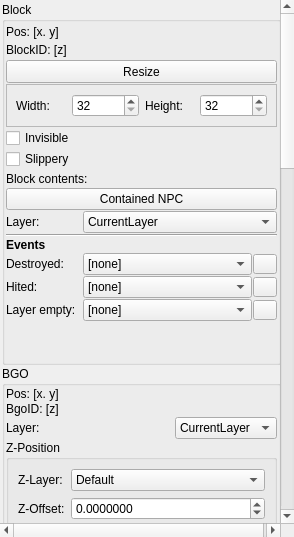
This is Editor/main_window/dock/lvl_item_properties.ui in WohlSoft/Moondust-Project as Qt 5 draws it before an edit. The edited form follows.
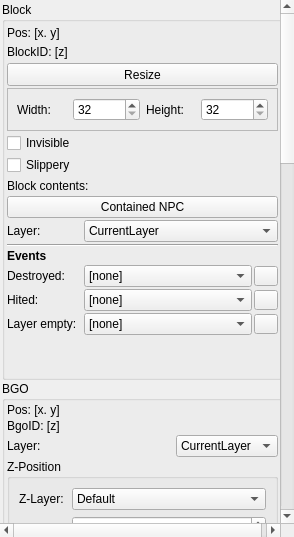
This is the edited form. Icons and pictures are not drawn. Custom widgets are drawn as their Qt base class.

What changed in the file:
```diff
--- a/Editor/main_window/dock/lvl_item_properties.ui
+++ b/Editor/main_window/dock/lvl_item_properties.ui
@@ -94,19 +94,19 @@
             <enum>QLayout::SetMinimumSize</enum>
            </property>
            <property name="leftMargin">
-            <number>1</number>
+            <number>2</number>
            </property>
            <property name="topMargin">
-            <number>1</number>
+            <number>2</number>
            </property>
            <property name="rightMargin">
-            <number>1</number>
+            <number>2</number>
            </property>
            <property name="bottomMargin">
-            <number>1</number>
+            <number>2</number>
            </property>
            <property name="spacing">
-            <number>1</number>
+            <number>2</number>
            </property>
            <item row="4" column="0" colspan="2">
             <widget class="QCheckBox" name="PROPS_BlockInvis">
@@ -487,19 +487,19 @@
             <enum>QLayout::SetMinimumSize</enum>
            </property>
            <property name="leftMargin">
-            <number>1</number>
+            <number>2</number>
            </property>
            <property name="topMargin">
-            <number>1</number>
+            <number>2</number>
            </property>
            <property name="rightMargin">
-            <number>1</number>
+            <number>2</number>
            </property>
            <property name="bottomMargin">
-            <number>1</number>
+            <number>2</number>
            </property>
            <property name="spacing">
-            <number>1</number>
+            <number>2</number>
            </property>
            <item row="4" column="0" colspan="2">
             <widget class="Line" name="line_4">
@@ -687,19 +687,19 @@
             <enum>QLayout::SetMinimumSize</enum>
            </property>
            <property name="leftMargin">
-            <number>1</number>
+            <number>2</number>
            </property>
            <property name="topMargin">
-            <number>1</number>
+            <number>2</number>
            </property>
            <property name="rightMargin">
-            <number>1</number>
+            <number>2</number>
            </property>
            <property name="bottomMargin">
-            <number>1</number>
+            <number>2</number>
            </property>
            <property name="spacing">
-            <number>1</number>
+            <number>2</number>
            </property>
            <item row="14" column="0" colspan="3">
             <widget class="QSpinBox" name="PROPS_NPCSpecialSpin"/>
```
